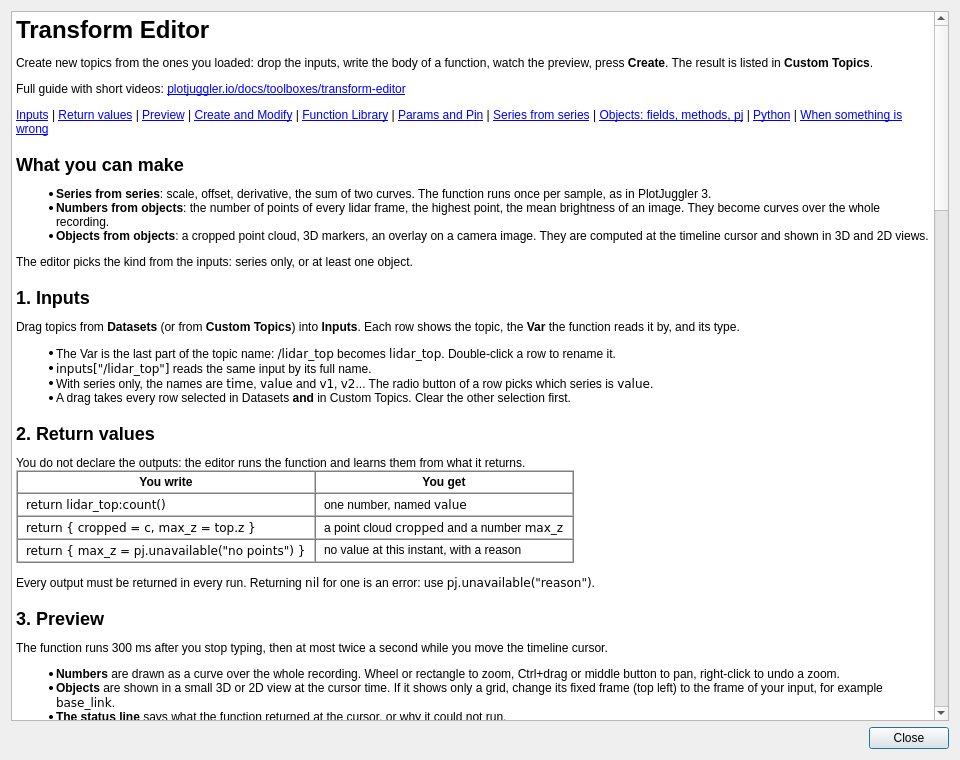
PlotJuggler/pj-official-plugins, file toolbox_transform_editor/transform_editor_help.ui: the form before one commit.
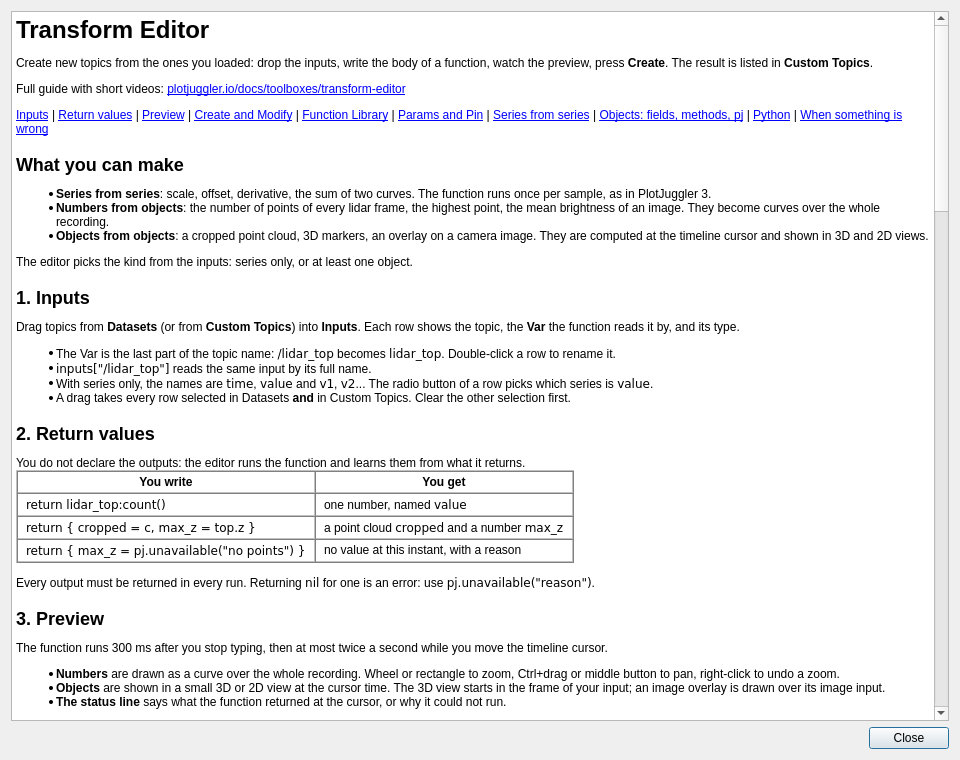
The form after the commit.

Commit message: docs(toolbox_transform_editor): Help says the 3D preview frames itself and an overlay needs its image

```diff
--- a/toolbox_transform_editor/transform_editor_help.ui
+++ b/toolbox_transform_editor/transform_editor_help.ui
@@ -53,7 +53,7 @@
 &lt;p&gt;The function runs 300 ms after you stop typing, then at most twice a second while you move the timeline cursor.&lt;/p&gt;
 &lt;ul&gt;
 &lt;li&gt;&lt;b&gt;Numbers&lt;/b&gt; are drawn as a curve over the whole recording. Wheel or rectangle to zoom, Ctrl+drag or middle button to pan, right-click to undo a zoom.&lt;/li&gt;
-&lt;li&gt;&lt;b&gt;Objects&lt;/b&gt; are shown in a small 3D or 2D view at the cursor time. If it shows only a grid, change its fixed frame (top left) to the frame of your input, for example &lt;tt&gt;base_link&lt;/tt&gt;.&lt;/li&gt;
+&lt;li&gt;&lt;b&gt;Objects&lt;/b&gt; are shown in a small 3D or 2D view at the cursor time. The 3D view starts in the frame of your input; an image overlay is drawn over its image input.&lt;/li&gt;
 &lt;li&gt;&lt;b&gt;The status line&lt;/b&gt; says what the function returned at the cursor, or why it could not run.&lt;/li&gt;
 &lt;/ul&gt;
 
@@ -61,7 +61,7 @@
 &lt;ul&gt;
 &lt;li&gt;&lt;b&gt;Create...&lt;/b&gt; asks for a name and says what will be created. The rows appear in &lt;b&gt;Custom Topics&lt;/b&gt;: &lt;tt&gt;name/output&lt;/tt&gt; for numbers; &lt;tt&gt;name&lt;/tt&gt; for a single object, &lt;tt&gt;name/output&lt;/tt&gt; when there are several.&lt;/li&gt;
 &lt;li&gt;A name cannot be empty, be an input, or contain &lt;tt&gt;__&lt;/tt&gt;. Reusing a name asks before replacing.&lt;/li&gt;
-&lt;li&gt;To see an object output, open a 3D or 2D tab (&lt;b&gt;+&lt;/b&gt;, then the cube or image icon) and drag its row from Custom Topics into it. A 3D view starts in the frame of the first layer you drop.&lt;/li&gt;
+&lt;li&gt;To see an object output, open a 3D or 2D tab (&lt;b&gt;+&lt;/b&gt;, then the cube or image icon) and drag its row from Custom Topics into it. A 3D view starts in the frame of the first layer you drop. An overlay is drawn only over its own image: drag that image into the 2D view too.&lt;/li&gt;
 &lt;li&gt;To change a script later, select its row in Custom Topics and press the pencil. The button then reads &lt;b&gt;Modify&lt;/b&gt;.&lt;/li&gt;
 &lt;li&gt;Delete is in the &lt;b&gt;...&lt;/b&gt; menu of Custom Topics. &lt;b&gt;Ctrl+Z&lt;/b&gt; undoes it.&lt;/li&gt;
 &lt;/ul&gt;
```
